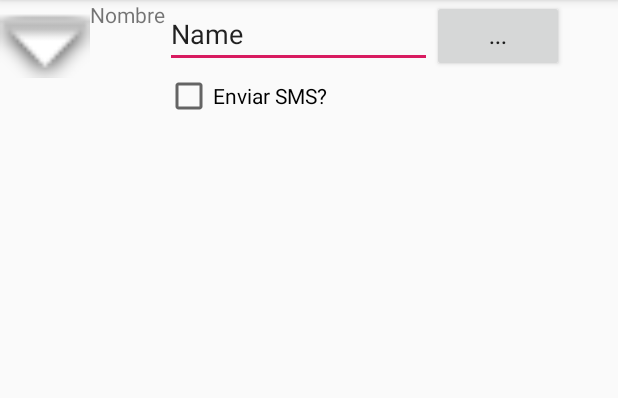
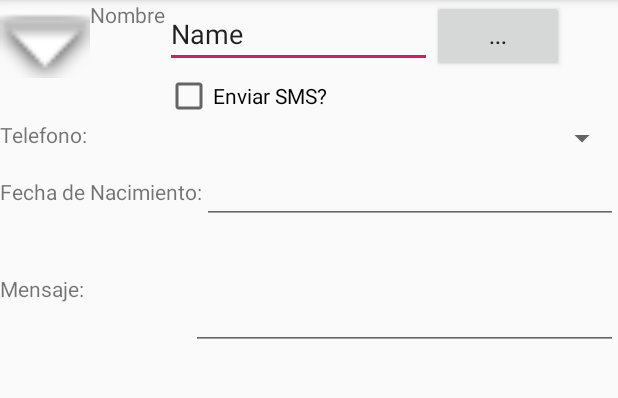
Before and after one commit to AlexMD97/Agenda, an Android app: the EditarContactoActivity screen opened directly, with no data from a screen before it, on a phone screen of 412 x 824 dp, the part 84-482 px from its top. Run offline under Robolectric (Android 15) with nearby library versions, the phone set to English and light mode, and no system bars; 3 statements that could not run were skipped.

Commit message:
Cambios añadidos en editarActivity y El Intent

```diff
--- a/app/src/main/java/munoz/alejandro/agendaalejandrom/BBDDHandler.java
+++ b/app/src/main/java/munoz/alejandro/agendaalejandrom/BBDDHandler.java
@@ -78,7 +78,7 @@ public class BBDDHandler extends SQLiteOpenHelper {
 
     @Override
     public void onCreate(SQLiteDatabase db) {
-        // No lo usamos porque queremos comprobar primero su existencia.
+        // No lo usamos porque queremos comprobar primero si existe o no
     }
 
     @Override
--- a/app/src/main/java/munoz/alejandro/agendaalejandrom/EditarContactoActivity.java
+++ b/app/src/main/java/munoz/alejandro/agendaalejandrom/EditarContactoActivity.java
@@ -1,7 +1,11 @@
 package munoz.alejandro.agendaalejandrom;
 
+import android.content.Intent;
 import android.os.Bundle;
+import android.provider.ContactsContract;
 import android.support.v7.app.AppCompatActivity;
+import android.view.View;
+import android.widget.Button;
 import android.widget.EditText;
 import android.widget.ImageView;
 
@@ -21,6 +25,17 @@ public class EditarContactoActivity extends AppCompatActivity {
         etNombre.setText(contacto.getNombre());
         ImageView imgContacto = findViewById(R.id.imgContacto);
         imgContacto.setImageDrawable(contacto.getImagen());
+        Button btnContacto = findViewById(R.id.btnVerContacto);
+        EditText etFecha = findViewById(R.id.etFecha);
+        etFecha.setText(contacto.getFechanac());
+
+        btnContacto.setOnClickListener(new View.OnClickListener() {
+            @Override
+            public void onClick(View view) {
+                Intent intent = new Intent(Intent.ACTION_VIEW, ContactsContract.Contacts.CONTENT_URI);
+                startActivity(intent);
+            }
+        });
     }
 
     // TAREA: ABRIR ACTIVITY CON EL BOTÓN DE LOS CONTACTOS.
--- a/app/src/main/java/munoz/alejandro/agendaalejandrom/MainActivity.java
+++ b/app/src/main/java/munoz/alejandro/agendaalejandrom/MainActivity.java
@@ -31,7 +31,7 @@ public class MainActivity extends AppCompatActivity implements AdapterView.OnIte
         } else {
             agendaProvider = new AgendaProvider(this);
             contactos = agendaProvider.cargarContactos();
-            // los guardamos en la bbdd
+            // los guardamos en la bbdd-
             bbdd.createDatabase();
             bbdd.createContactos(contactos);
         }
--- a/app/src/main/res/layout/activity_editar_contacto.xml
+++ b/app/src/main/res/layout/activity_editar_contacto.xml
@@ -47,7 +47,7 @@
                     android:text="Name" />
 
                 <Button
-                    android:id="@+id/button"
+                    android:id="@+id/btnVerContacto"
                     android:layout_width="wrap_content"
                     android:layout_height="wrap_content"
                     android:layout_weight="1"
@@ -67,13 +67,71 @@
 
     <LinearLayout
         android:layout_width="match_parent"
-        android:layout_height="match_parent"
-        android:orientation="horizontal"></LinearLayout>
+        android:layout_height="wrap_content"
+        android:orientation="horizontal">
+
+        <TextView
+            android:id="@+id/txtTelefono"
+            android:layout_width="1dp"
+            android:layout_height="wrap_content"
+            android:layout_weight="1"
+            android:text="Telefono:" />
+
+        <Spinner
+            android:id="@+id/spinnerTlfn"
+            android:layout_width="wrap_content"
+            android:layout_height="wrap_content"
+            android:layout_weight="1" />
+    </LinearLayout>
+
+    <LinearLayout
+        android:layout_width="match_parent"
+        android:layout_height="wrap_content"
+        android:orientation="horizontal">
+
+        <TextView
+            android:id="@+id/txtFecha"
+            android:layout_width="wrap_content"
+            android:layout_height="wrap_content"
+            android:text="Fecha de Nacimiento:"
+            tools:layout_editor_absoluteX="28dp"
+            tools:layout_editor_absoluteY="212dp" />
+
+        <EditText
+            android:id="@+id/etFecha"
+            android:layout_width="wrap_content"
+            android:layout_height="wrap_content"
+            android:layout_weight="1"
+            android:ems="10"
+            android:inputType="date" />
+
+    </LinearLayout>
+
+    <LinearLayout
+        android:layout_width="match_parent"
+        android:layout_height="97dp"
+        android:orientation="horizontal">
+
+        <TextView
+            android:id="@+id/txtMensaje"
+            android:layout_width="wrap_content"
+            android:layout_height="wrap_content"
+            android:layout_weight="1"
+            android:text="Mensaje:" />
+
+        <EditText
+            android:id="@+id/etMensajePerso"
+            android:layout_width="wrap_content"
+            android:layout_height="84dp"
+            android:layout_weight="1"
+            android:ems="10"
+            android:inputType="textPersonName" />
+    </LinearLayout>
 
     <LinearLayout
         android:layout_width="match_parent"
         android:layout_height="match_parent"
-        android:orientation="horizontal">
+        android:layout_weight="1"
+        android:orientation="horizontal"></LinearLayout>
 
-    </LinearLayout>
 </LinearLayout>
```
